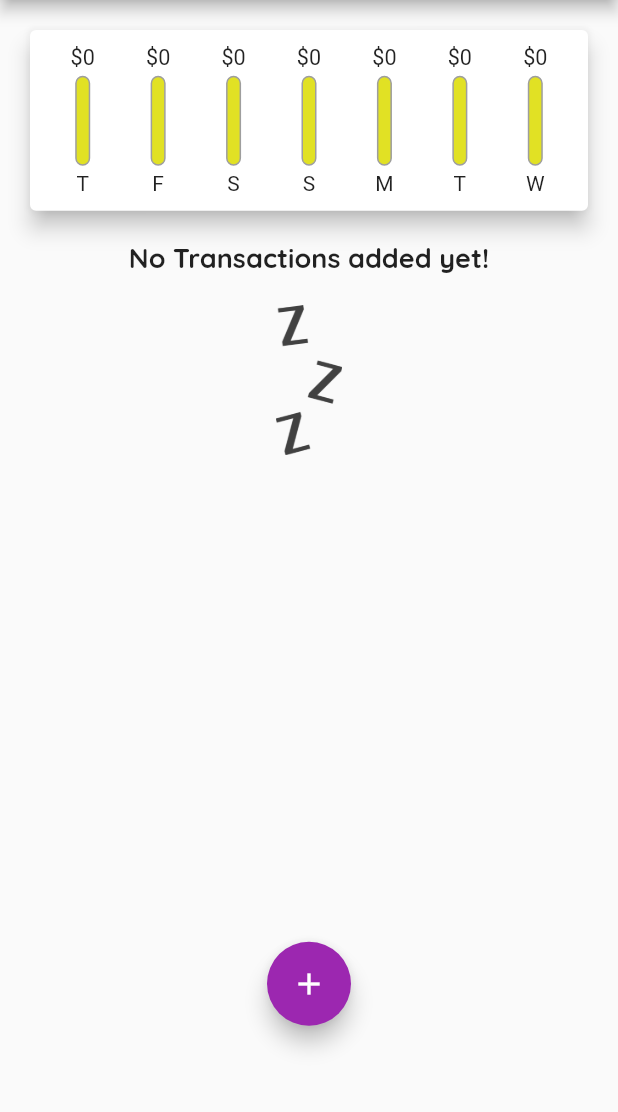
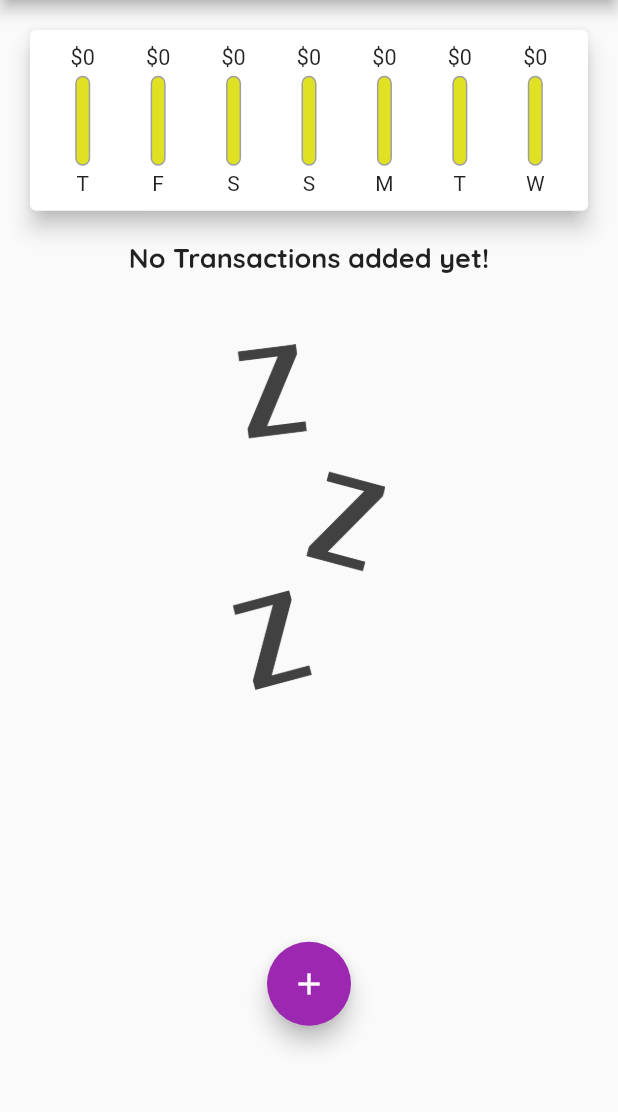
Before and after one commit to tonyjafar/flutter-apps, a Flutter app: the screen it shows after launch, on a phone screen of 412 x 824 dp, the part 84-1196 px from its top. Run offline on Flutter 3.47's test engine with Material 2 defaults, Android fonts, the phone set to English and light mode, and no system bars.

Commit message:
use layoutbuilder for image

```diff
--- a/personal_expenses/lib/widgets/expenses.dart
+++ b/personal_expenses/lib/widgets/expenses.dart
@@ -23,27 +23,26 @@ class Expenses extends StatelessWidget {
                     MediaQuery.of(context).padding.top) *
                 0.3,
         child: trans.isEmpty
-            ? Column(
+            ? LayoutBuilder(builder: (ctx, constraints) {
+                return Column(
                   children: [
                     Text(
                       'No Transactions added yet!',
                       style: Theme.of(context).textTheme.titleMedium,
                     ),
-                  const SizedBox(
-                    height: 20,
+                    SizedBox(
+                      height: constraints.maxHeight * 0.1,
                     ),
                     SizedBox(
-                    height: MediaQuery.of(context).orientation ==
-                            Orientation.portrait
-                        ? 100
-                        : 40,
+                      height: constraints.maxHeight * 0.5,
                       child: Image.asset(
                         'assets/images/waiting.png',
                         fit: BoxFit.cover,
                       ),
                     ),
                   ],
-              )
+                );
+              })
             : ListView.builder(
                 itemBuilder: (ctx, index) {
                   return Card(
```
Lines whose indentation alone changed are shown as unchanged.
